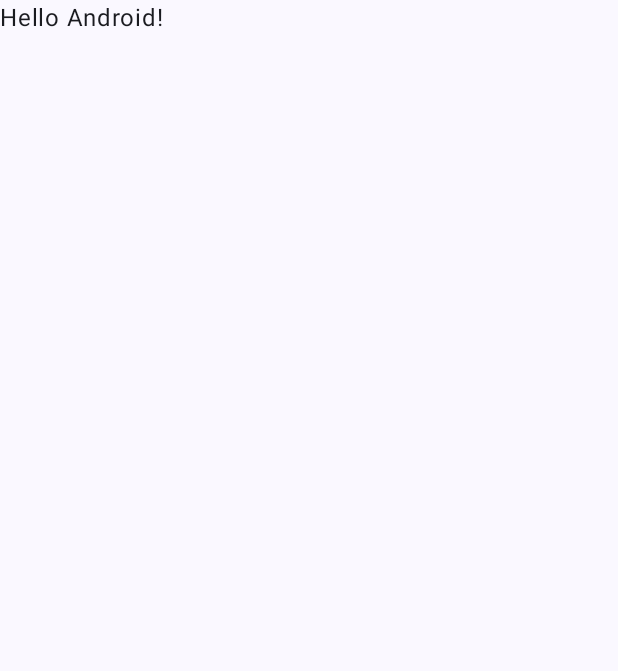
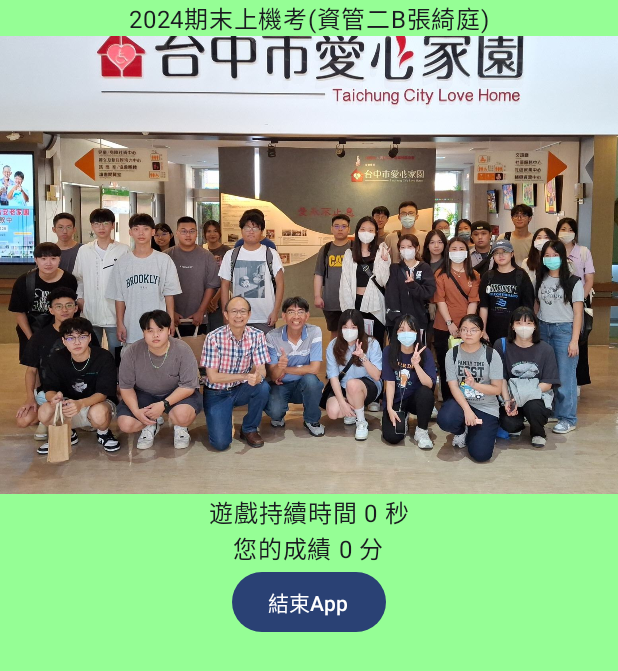
Before and after one commit to Eva025/s1120319, an Android app built with Jetpack Compose: the screen it shows after launch (MainActivity), on a phone screen of 412 x 824 dp. Before the commit the part shown is almost empty. Shown: the top 671 px of the screen. Run offline under Robolectric (Android 15) with nearby library versions, the phone set to English and light mode, and no system bars.

Commit message:
v2_張綺庭

```diff
--- a/app/src/main/java/com/example/s1120319/MainActivity.kt
+++ b/app/src/main/java/com/example/s1120319/MainActivity.kt
@@ -1,17 +1,29 @@
 package com.example.s1120319
 
+import android.app.Activity
 import android.content.pm.ActivityInfo
 import android.os.Bundle
 import androidx.activity.ComponentActivity
 import androidx.activity.compose.setContent
 import androidx.activity.enableEdgeToEdge
+import androidx.compose.foundation.Image
+import androidx.compose.foundation.background
+import androidx.compose.foundation.layout.Box
+import androidx.compose.foundation.layout.Column
 import androidx.compose.foundation.layout.fillMaxSize
 import androidx.compose.foundation.layout.padding
+import androidx.compose.material3.Button
 import androidx.compose.material3.Scaffold
 import androidx.compose.material3.Text
 import androidx.compose.runtime.Composable
+import androidx.compose.ui.Alignment
 import androidx.compose.ui.Modifier
+import androidx.compose.ui.graphics.Color
+import androidx.compose.ui.platform.LocalContext
+import androidx.compose.ui.res.painterResource
+import androidx.compose.ui.res.stringResource
 import androidx.compose.ui.tooling.preview.Preview
+import androidx.compose.ui.unit.sp
 import com.example.s1120319.ui.theme.S1120319Theme
 
 class MainActivity : ComponentActivity() {
@@ -36,10 +48,40 @@ class MainActivity : ComponentActivity() {
 
 @Composable
 fun Greeting(name: String, modifier: Modifier = Modifier) {
-    Text(
-        text = "Hello $name!",
-        modifier = modifier
+    Box(
+        modifier = Modifier
+            .fillMaxSize()
+            .background(Color(0xff95fe95))
     )
+    Column( horizontalAlignment = Alignment.CenterHorizontally) {
+
+        Text(
+            "2024期末上機考(資管二B張綺庭)",
+               modifier = modifier
+        )
+        Image(
+            painter = painterResource(id = R.drawable.class_b),
+            contentDescription = "B班"
+        )
+        Text(
+            "遊戲持續時間 0 秒"
+        )
+        Text(
+            "您的成績 0 分"
+        )
+        val activity = (LocalContext.current as? Activity)
+        Button(
+                onClick = {
+                    activity?.finish()
+                }
+            ) {
+                Text("結束App")
+
+        }
+
+
+
+    }
 }
 
 @Preview(showBackground = true)
```
